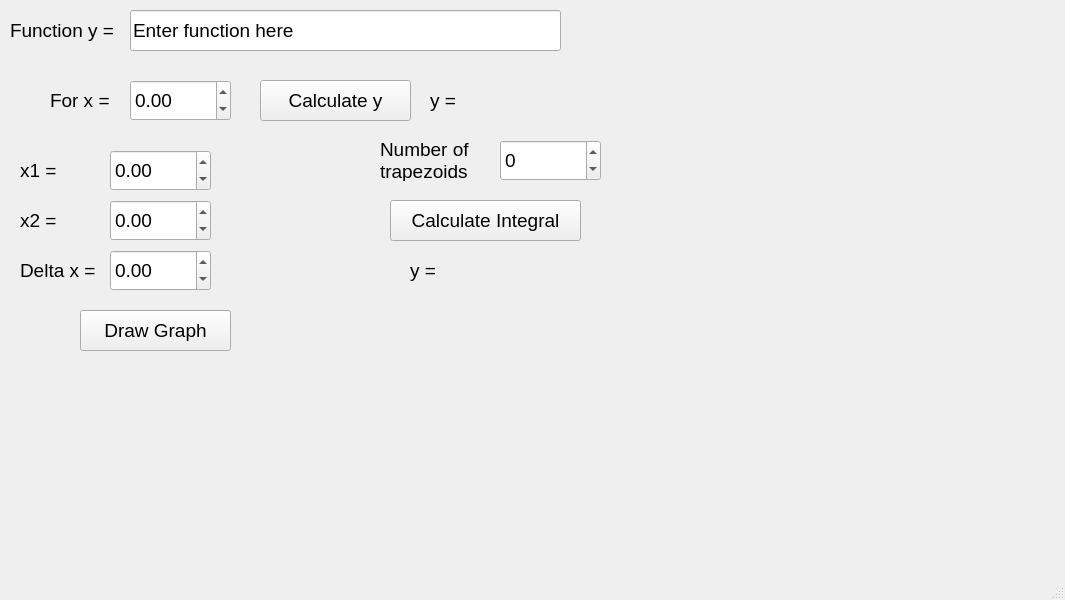
Qt form mainwindow.ui (ahmetcihan/integral_calculations) before a commit.
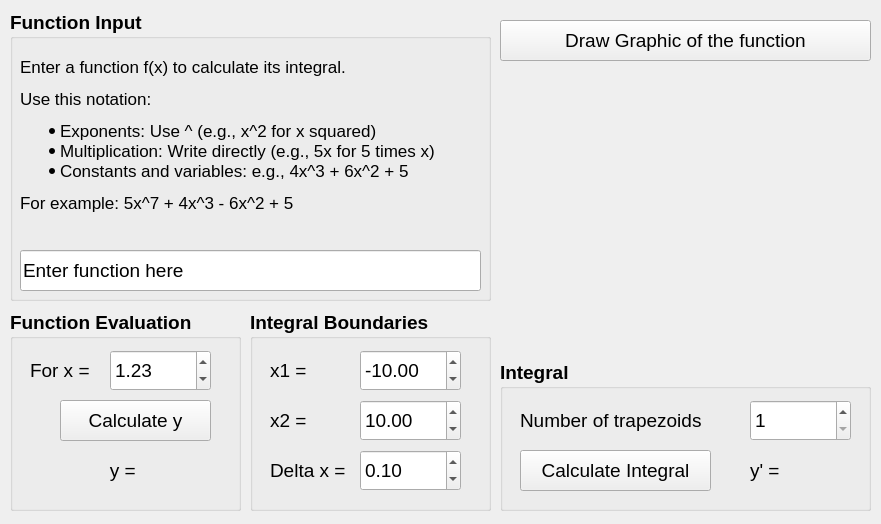
The same form after that commit.

Commit message: visual adjustments

```diff
--- a/mainwindow.ui
+++ b/mainwindow.ui
@@ -6,112 +6,122 @@
    <rect>
     <x>0</x>
     <y>0</y>
-    <width>1065</width>
-    <height>600</height>
+    <width>881</width>
+    <height>524</height>
    </rect>
   </property>
   <property name="windowTitle">
    <string>MainWindow</string>
   </property>
   <widget class="QWidget" name="centralwidget">
+   <widget class="QPushButton" name="pushButton_draw_graph">
+    <property name="geometry">
+     <rect>
+      <x>500</x>
+      <y>20</y>
+      <width>371</width>
+      <height>41</height>
+     </rect>
+    </property>
+    <property name="font">
+     <font>
+      <pointsize>14</pointsize>
+     </font>
+    </property>
+    <property name="text">
+     <string>Draw Graphic of the function</string>
+    </property>
+   </widget>
+   <widget class="QGroupBox" name="groupBox">
+    <property name="geometry">
+     <rect>
+      <x>10</x>
+      <y>10</y>
+      <width>481</width>
+      <height>291</height>
+     </rect>
+    </property>
+    <property name="font">
+     <font>
+      <pointsize>14</pointsize>
+      <bold>true</bold>
+     </font>
+    </property>
+    <property name="title">
+     <string>Function Input</string>
+    </property>
    <widget class="QLineEdit" name="lineEdit_function">
     <property name="geometry">
      <rect>
-      <x>130</x>
-      <y>10</y>
-      <width>431</width>
+       <x>10</x>
+       <y>240</y>
+       <width>461</width>
       <height>41</height>
      </rect>
     </property>
     <property name="font">
      <font>
       <pointsize>14</pointsize>
+       <bold>false</bold>
      </font>
     </property>
     <property name="text">
      <string>Enter function here</string>
     </property>
    </widget>
-   <widget class="QLabel" name="label">
+    <widget class="QLabel" name="label_7">
     <property name="geometry">
      <rect>
       <x>10</x>
-      <y>10</y>
-      <width>111</width>
-      <height>41</height>
+       <y>30</y>
+       <width>460</width>
+       <height>191</height>
      </rect>
     </property>
     <property name="font">
      <font>
-      <pointsize>14</pointsize>
+       <pointsize>13</pointsize>
+       <bold>false</bold>
+       <kerning>false</kerning>
      </font>
     </property>
     <property name="text">
-     <string>Function y =</string>
-    </property>
-   </widget>
-   <widget class="QLabel" name="label_2">
-    <property name="geometry">
-     <rect>
-      <x>50</x>
-      <y>80</y>
-      <width>71</width>
-      <height>41</height>
-     </rect>
-    </property>
-    <property name="font">
-     <font>
-      <pointsize>14</pointsize>
-     </font>
-    </property>
-    <property name="text">
-     <string>For x = </string>
-    </property>
+      <string>&lt;div&gt;
+  &lt;p&gt;Enter a function f(x) to calculate its integral.&lt;/p&gt;
+ &lt;p&gt;Use this notation:&lt;/p&gt;
+  &lt;ul&gt;
+    &lt;li&gt;Exponents: Use ^ (e.g., x^2 for x squared)&lt;/li&gt;
+    &lt;li&gt;Multiplication: Write directly (e.g., 5x for 5 times x)&lt;/li&gt;
+    &lt;li&gt;Constants and variables: e.g., 4x^3 + 6x^2 + 5&lt;/li&gt;
+  &lt;/ul&gt;
+  &lt;p&gt;For example: 5x^7 + 4x^3 - 6x^2 + 5&lt;/p&gt;
+&lt;/div&gt;</string>
+     </property>
+    </widget>
    </widget>
-   <widget class="QLabel" name="label_y_result">
+   <widget class="QGroupBox" name="groupBox_2">
     <property name="geometry">
      <rect>
-      <x>430</x>
-      <y>80</y>
-      <width>141</width>
-      <height>41</height>
+      <x>250</x>
+      <y>310</y>
+      <width>241</width>
+      <height>201</height>
      </rect>
     </property>
     <property name="font">
      <font>
       <pointsize>14</pointsize>
+      <bold>true</bold>
      </font>
     </property>
-    <property name="text">
-     <string>y = </string>
+    <property name="title">
+     <string>Integral Boundaries</string>
     </property>
-    <property name="wordWrap">
-     <bool>true</bool>
-    </property>
-   </widget>
-   <widget class="QPushButton" name="pushButton_calculate_y">
+    <widget class="QDoubleSpinBox" name="doubleSpinBox_delta_x">
     <property name="geometry">
      <rect>
-      <x>260</x>
-      <y>80</y>
-      <width>151</width>
-      <height>41</height>
-     </rect>
-    </property>
-    <property name="font">
-     <font>
-      <pointsize>14</pointsize>
-     </font>
-    </property>
-    <property name="text">
-     <string>Calculate y</string>
-    </property>
-   </widget>
-   <widget class="QDoubleSpinBox" name="doubleSpinBox_x">
-    <property name="geometry">
-     <rect>
-      <x>130</x>
-      <y>80</y>
+       <x>110</x>
+       <y>140</y>
       <width>101</width>
       <height>41</height>
      </rect>
@@ -119,6 +129,7 @@
     <property name="font">
      <font>
       <pointsize>14</pointsize>
+       <bold>false</bold>
      </font>
     </property>
     <property name="minimum">
@@ -128,32 +139,33 @@
      <double>9999.000000000000000</double>
     </property>
     <property name="value">
-     <double>0.000000000000000</double>
-    </property>
-   </widget>
-   <widget class="QPushButton" name="pushButton_draw_graph">
+      <double>0.100000000000000</double>
+     </property>
+    </widget>
+    <widget class="QLabel" name="label_5">
     <property name="geometry">
      <rect>
-      <x>80</x>
-      <y>310</y>
-      <width>151</width>
+       <x>20</x>
+       <y>140</y>
+       <width>91</width>
       <height>41</height>
      </rect>
     </property>
     <property name="font">
      <font>
       <pointsize>14</pointsize>
+       <bold>false</bold>
      </font>
     </property>
     <property name="text">
-     <string>Draw Graph</string>
+      <string>Delta x = </string>
     </property>
    </widget>
    <widget class="QLabel" name="label_3">
     <property name="geometry">
      <rect>
       <x>20</x>
-      <y>150</y>
+       <y>40</y>
       <width>91</width>
       <height>41</height>
      </rect>
@@ -161,41 +173,18 @@
     <property name="font">
      <font>
       <pointsize>14</pointsize>
+       <bold>false</bold>
      </font>
     </property>
     <property name="text">
      <string>x1 =</string>
     </property>
    </widget>
-   <widget class="QDoubleSpinBox" name="doubleSpinBox_x_1">
-    <property name="geometry">
-     <rect>
-      <x>110</x>
-      <y>150</y>
-      <width>101</width>
-      <height>41</height>
-     </rect>
-    </property>
-    <property name="font">
-     <font>
-      <pointsize>14</pointsize>
-     </font>
-    </property>
-    <property name="minimum">
-     <double>-9999.000000000000000</double>
-    </property>
-    <property name="maximum">
-     <double>9999.000000000000000</double>
-    </property>
-    <property name="value">
-     <double>0.000000000000000</double>
-    </property>
-   </widget>
    <widget class="QDoubleSpinBox" name="doubleSpinBox_x_2">
     <property name="geometry">
      <rect>
       <x>110</x>
-      <y>200</y>
+       <y>90</y>
       <width>101</width>
       <height>41</height>
      </rect>
@@ -203,6 +192,7 @@
     <property name="font">
      <font>
       <pointsize>14</pointsize>
+       <bold>false</bold>
      </font>
     </property>
     <property name="minimum">
@@ -212,14 +202,14 @@
      <double>9999.000000000000000</double>
     </property>
     <property name="value">
-     <double>0.000000000000000</double>
+      <double>10.000000000000000</double>
     </property>
    </widget>
    <widget class="QLabel" name="label_4">
     <property name="geometry">
      <rect>
       <x>20</x>
-      <y>200</y>
+       <y>90</y>
       <width>91</width>
       <height>41</height>
      </rect>
@@ -227,17 +217,18 @@
     <property name="font">
      <font>
       <pointsize>14</pointsize>
+       <bold>false</bold>
      </font>
     </property>
     <property name="text">
      <string>x2 =</string>
     </property>
    </widget>
-   <widget class="QDoubleSpinBox" name="doubleSpinBox_delta_x">
+    <widget class="QDoubleSpinBox" name="doubleSpinBox_x_1">
     <property name="geometry">
      <rect>
       <x>110</x>
-      <y>250</y>
+       <y>40</y>
       <width>101</width>
       <height>41</height>
      </rect>
@@ -245,6 +236,7 @@
     <property name="font">
      <font>
       <pointsize>14</pointsize>
+       <bold>false</bold>
      </font>
     </property>
     <property name="minimum">
@@ -254,39 +246,148 @@
      <double>9999.000000000000000</double>
     </property>
     <property name="value">
-     <double>0.000000000000000</double>
-    </property>
-   </widget>
-   <widget class="QLabel" name="label_5">
+      <double>-10.000000000000000</double>
+     </property>
+    </widget>
+   </widget>
+   <widget class="QGroupBox" name="groupBox_3">
+    <property name="geometry">
+     <rect>
+      <x>10</x>
+      <y>310</y>
+      <width>231</width>
+      <height>201</height>
+     </rect>
+    </property>
+    <property name="font">
+     <font>
+      <pointsize>14</pointsize>
+      <bold>true</bold>
+     </font>
+    </property>
+    <property name="title">
+     <string>Function Evaluation</string>
+    </property>
+    <widget class="QDoubleSpinBox" name="doubleSpinBox_x">
+     <property name="geometry">
+      <rect>
+       <x>100</x>
+       <y>40</y>
+       <width>101</width>
+       <height>41</height>
+      </rect>
+     </property>
+     <property name="font">
+      <font>
+       <pointsize>14</pointsize>
+       <bold>false</bold>
+      </font>
+     </property>
+     <property name="minimum">
+      <double>-9999.000000000000000</double>
+     </property>
+     <property name="maximum">
+      <double>9999.000000000000000</double>
+     </property>
+     <property name="value">
+      <double>1.230000000000000</double>
+     </property>
+    </widget>
+    <widget class="QLabel" name="label_2">
     <property name="geometry">
      <rect>
       <x>20</x>
-      <y>250</y>
-      <width>91</width>
+       <y>40</y>
+       <width>71</width>
       <height>41</height>
      </rect>
     </property>
     <property name="font">
      <font>
       <pointsize>14</pointsize>
+       <bold>false</bold>
      </font>
     </property>
     <property name="text">
-     <string>Delta x = </string>
-    </property>
-   </widget>
+      <string>For x = </string>
+     </property>
+    </widget>
+    <widget class="QPushButton" name="pushButton_calculate_y">
+     <property name="geometry">
+      <rect>
+       <x>50</x>
+       <y>90</y>
+       <width>151</width>
+       <height>41</height>
+      </rect>
+     </property>
+     <property name="font">
+      <font>
+       <pointsize>14</pointsize>
+       <bold>false</bold>
+      </font>
+     </property>
+     <property name="text">
+      <string>Calculate y</string>
+     </property>
+    </widget>
+    <widget class="QLabel" name="label_y_result">
+     <property name="geometry">
+      <rect>
+       <x>10</x>
+       <y>140</y>
+       <width>211</width>
+       <height>41</height>
+      </rect>
+     </property>
+     <property name="font">
+      <font>
+       <pointsize>14</pointsize>
+       <bold>false</bold>
+      </font>
+     </property>
+     <property name="text">
+      <string>y = </string>
+     </property>
+     <property name="alignment">
+      <set>Qt::AlignCenter</set>
+     </property>
+     <property name="wordWrap">
+      <bool>true</bool>
+     </property>
+    </widget>
+   </widget>
+   <widget class="QGroupBox" name="groupBox_4">
+    <property name="geometry">
+     <rect>
+      <x>500</x>
+      <y>360</y>
+      <width>371</width>
+      <height>151</height>
+     </rect>
+    </property>
+    <property name="font">
+     <font>
+      <pointsize>14</pointsize>
+      <bold>true</bold>
+     </font>
+    </property>
+    <property name="title">
+     <string>Integral</string>
+    </property>
    <widget class="QLabel" name="label_6">
     <property name="geometry">
      <rect>
-      <x>380</x>
-      <y>140</y>
-      <width>121</width>
+       <x>20</x>
+       <y>40</y>
+       <width>221</width>
       <height>41</height>
      </rect>
     </property>
     <property name="font">
      <font>
       <pointsize>14</pointsize>
+       <bold>false</bold>
      </font>
     </property>
     <property name="text">
@@ -299,8 +400,8 @@
    <widget class="QDoubleSpinBox" name="doubleSpinBox_n">
     <property name="geometry">
      <rect>
-      <x>500</x>
-      <y>140</y>
+       <x>250</x>
+       <y>40</y>
       <width>101</width>
       <height>41</height>
      </rect>
@@ -308,26 +409,27 @@
     <property name="font">
      <font>
       <pointsize>14</pointsize>
+       <bold>false</bold>
      </font>
     </property>
     <property name="decimals">
      <number>0</number>
     </property>
     <property name="minimum">
-     <double>-9999.000000000000000</double>
+      <double>1.000000000000000</double>
     </property>
     <property name="maximum">
      <double>9999.000000000000000</double>
     </property>
     <property name="value">
-     <double>0.000000000000000</double>
+      <double>1.000000000000000</double>
     </property>
    </widget>
    <widget class="QPushButton" name="pushButton_calculate_integral">
     <property name="geometry">
      <rect>
-      <x>390</x>
-      <y>200</y>
+       <x>20</x>
+       <y>90</y>
       <width>191</width>
       <height>41</height>
      </rect>
@@ -335,6 +437,7 @@
     <property name="font">
      <font>
       <pointsize>14</pointsize>
+       <bold>false</bold>
      </font>
     </property>
     <property name="text">
@@ -344,36 +447,27 @@
    <widget class="QLabel" name="label_integral_result">
     <property name="geometry">
      <rect>
-      <x>410</x>
-      <y>250</y>
-      <width>141</width>
+       <x>250</x>
+       <y>90</y>
+       <width>120</width>
       <height>41</height>
      </rect>
     </property>
     <property name="font">
      <font>
       <pointsize>14</pointsize>
+       <bold>false</bold>
      </font>
     </property>
     <property name="text">
-     <string>y = </string>
+      <string>y' = </string>
     </property>
     <property name="wordWrap">
      <bool>true</bool>
     </property>
    </widget>
   </widget>
-  <widget class="QMenuBar" name="menubar">
-   <property name="geometry">
-    <rect>
-     <x>0</x>
-     <y>0</y>
-     <width>1065</width>
-     <height>24</height>
-    </rect>
-   </property>
   </widget>
-  <widget class="QStatusBar" name="statusbar"/>
  </widget>
  <resources/>
  <connections/>
```
Lines whose indentation alone changed are shown as unchanged. The commit also changes 1 other file.
